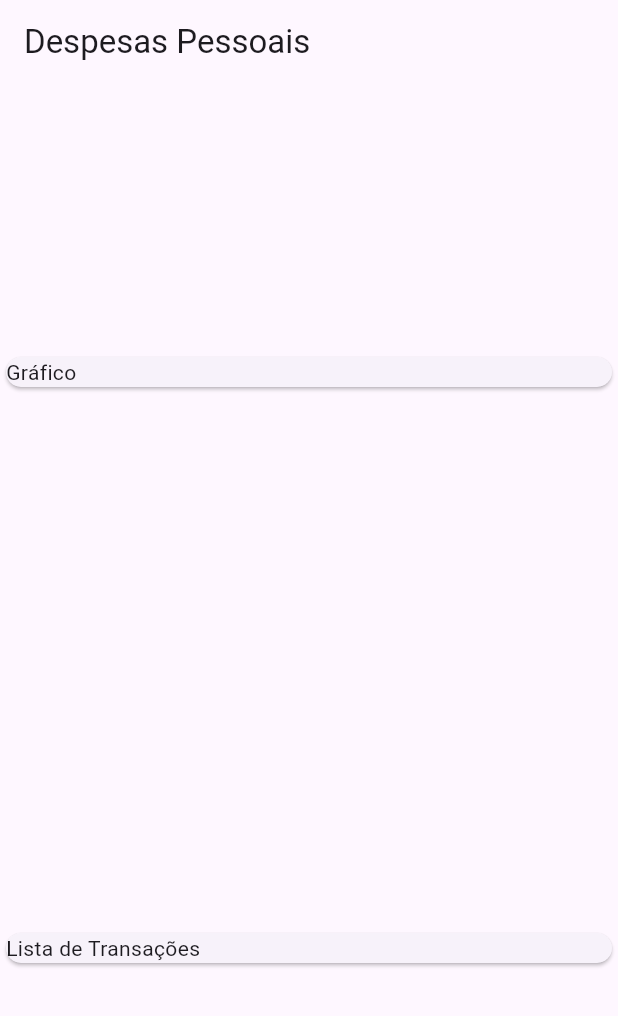
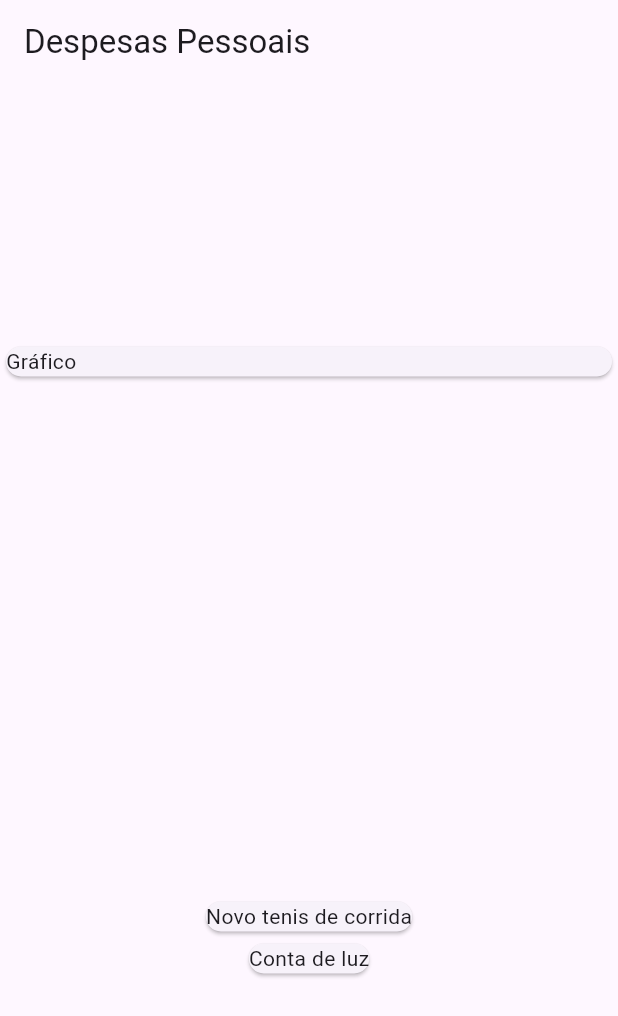
Before and after one commit to BrunoLFSantos/expenses, a Flutter app: the screen it shows after launch, on a phone screen of 412 x 824 dp. Shown: the top 1016 px of the screen. Run offline on Flutter 3.47's test engine with Material 3 defaults, Android fonts, the phone set to English and light mode, and no system bars.

Commit message:
Mapeando os objetos de transação para a lista de transação

```diff
--- a/lib/main.dart
+++ b/lib/main.dart
@@ -39,8 +39,12 @@ class MyHomePage extends StatelessWidget {
             ),
           ),
           Container(
-            child: Card(
-              child: Text('Lista de Transações'),
+            child: Column(
+              children: _transaction.map((tr){
+                return Card(
+                  child: Text(tr.title),
+                );
+              }).toList(),
             ),
           )
         ],
```
